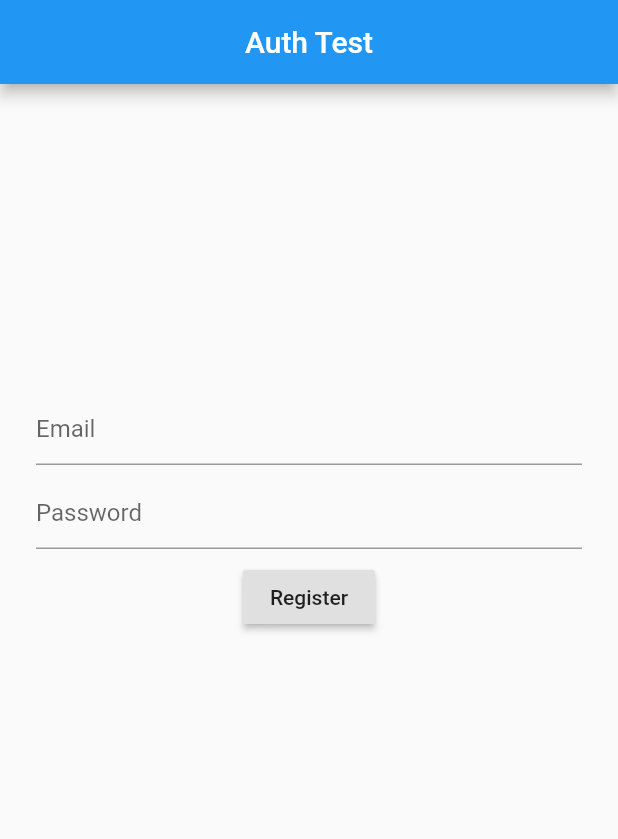
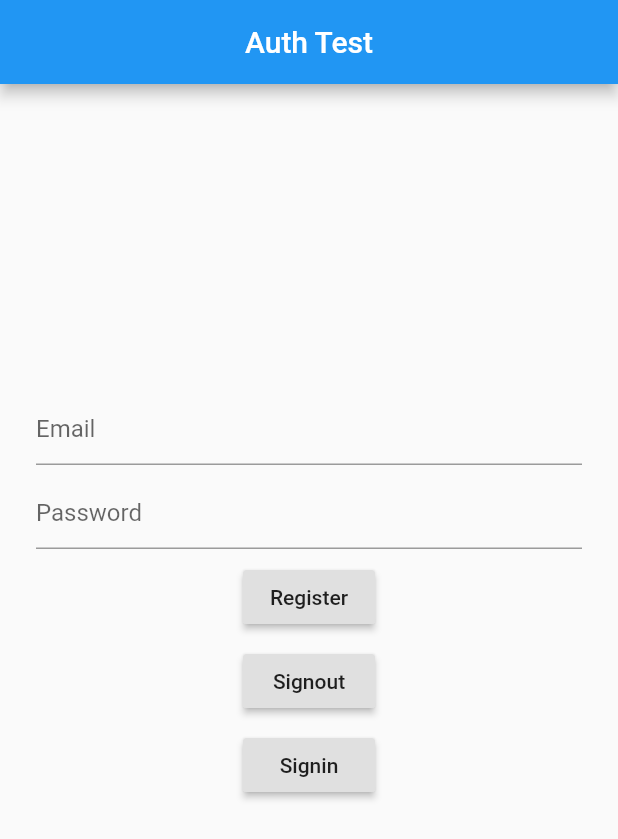
Before and after one commit to Boghdady/flutter-shop-app, a Flutter app: the screen it shows after launch, on a phone screen of 412 x 824 dp. Shown: the top 839 px of the screen. Run offline on Flutter 3.47's test engine with Material 2 defaults, Android fonts, the phone set to English and light mode, and no system bars; our stand-ins replace firebase_auth; accounts and stored records are empty.

Commit message:
add signout and signin

```diff
--- a/lib/authentication/firebase_auth.dart
+++ b/lib/authentication/firebase_auth.dart
@@ -3,14 +3,14 @@ import 'package:firebase_auth/firebase_auth.dart';
 class FirebaseAuthentication {
   FirebaseAuth _auth = FirebaseAuth.instance;
 
-  Future<FirebaseUser> signIn(String email, String password) async {
-    AuthResult authResult = await _auth.signInWithEmailAndPassword(
+  Future<FirebaseUser> register(String email, String password) async {
+    AuthResult authResult = await _auth.createUserWithEmailAndPassword(
         email: email, password: password);
     return authResult.user;
   }
 
-  Future<FirebaseUser> register(String email, String password) async {
-    AuthResult authResult = await _auth.createUserWithEmailAndPassword(
+  Future<FirebaseUser> signIn(String email, String password) async {
+    AuthResult authResult = await _auth.signInWithEmailAndPassword(
         email: email, password: password);
     return authResult.user;
   }
@@ -23,5 +23,6 @@ class FirebaseAuthentication {
 
   Future<void> signOut() async {
     await _auth.signOut();
+    print('Signout successfully');
   }
 }
--- a/lib/views/firebase_auth_test.dart
+++ b/lib/views/firebase_auth_test.dart
@@ -52,6 +52,7 @@ class _SignInState extends State<SignIn> {
           left: 24.0,
           top: MediaQuery.of(context).size.height * 0.25,
           right: 24.0),
+      child: SingleChildScrollView(
         child: Column(
           children: <Widget>[
             TextFormField(
@@ -84,7 +85,31 @@ class _SignInState extends State<SignIn> {
               },
               child: Text('Register'),
             ),
+            SizedBox(
+              height: 8.0,
+            ),
+            RaisedButton(
+              onPressed: () async {
+                _firebaseAuthentication.signOut();
+              },
+              child: Text('Signout'),
+            ),
+            SizedBox(
+              height: 8.0,
+            ),
+            RaisedButton(
+              onPressed: () async {
+                String email = _emailController.text;
+                String password = _passwordController.text;
+
+                FirebaseUser user =
+                    await _firebaseAuthentication.signIn(email, password);
+                print(user);
+              },
+              child: Text('Signin'),
+            ),
           ],
+        ),
       ),
     );
   }
```
Lines whose indentation alone changed are shown as unchanged.
